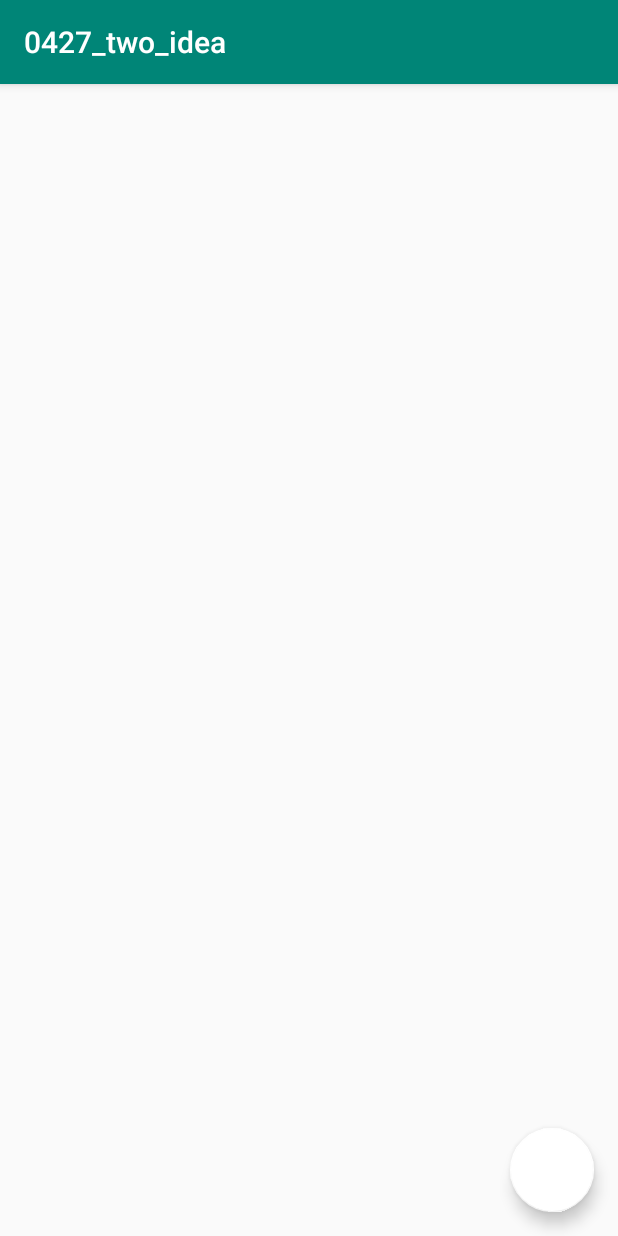
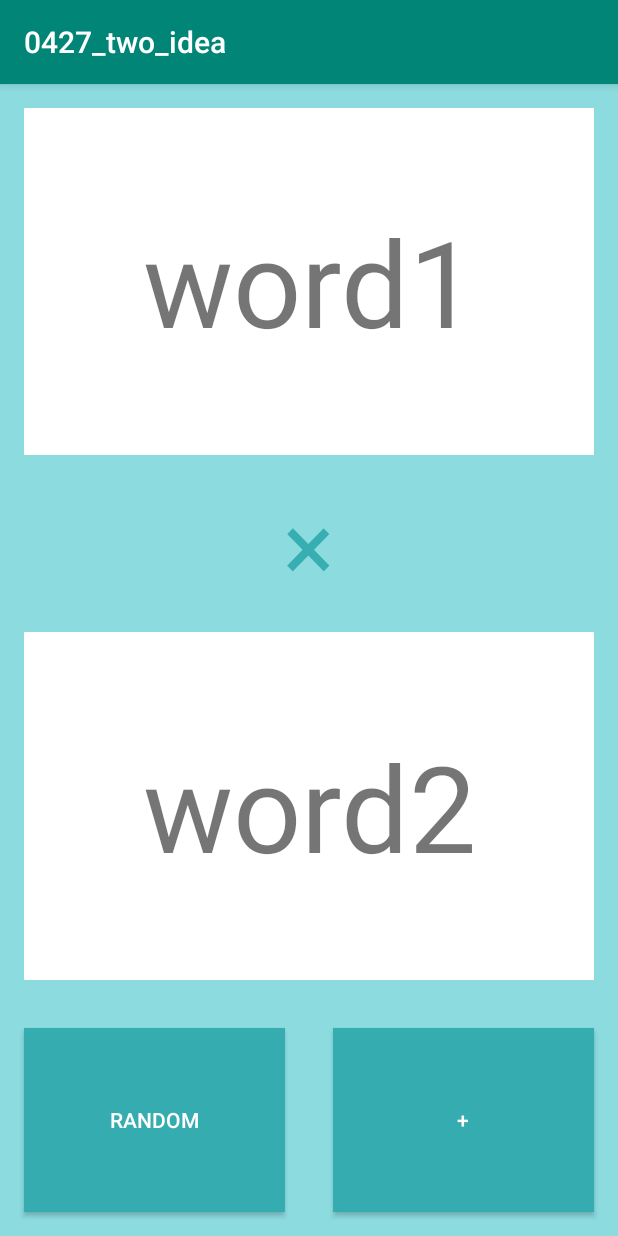
Before and after one commit to yukillin/0427_two_idea, an Android app: the screen it shows after launch (MainActivity before the commit, TopActivity after it), on a phone screen of 412 x 824 dp. Run offline under Robolectric (Android 15) with nearby library versions, the light colour scheme and no system bars; libraries missing offline, so code that uses them is left out: io.realm; 2 statements that could not run were skipped.

Commit message:
仮完成

```diff
--- a/app/src/main/AndroidManifest.xml
+++ b/app/src/main/AndroidManifest.xml
@@ -10,13 +10,14 @@
         android:roundIcon="@mipmap/ic_launcher_round"
         android:supportsRtl="true"
         android:theme="@style/AppTheme">
-        <activity android:name=".MainActivity">
+        <activity android:name=".TopActivity">
             <intent-filter>
                 <action android:name="android.intent.action.MAIN" />
 
                 <category android:name="android.intent.category.LAUNCHER" />
             </intent-filter>
         </activity>
+        <activity android:name=".MainActivity"/>
         <activity android:name=".CreateActivity"/>
         <activity android:name=".DetailActivity"/>
     </application>
--- a/app/src/main/java/yukillin/io/MainActivity.java
+++ b/app/src/main/java/yukillin/io/MainActivity.java
@@ -38,6 +38,7 @@ public class MainActivity extends AppCompatActivity {
     public void setMemoList(){
 
         RealmResults<Memo> results = realm.where(Memo.class).findAll();
+
         List<Memo> items = realm.copyFromRealm(results);
         MemoAdapter adapter = new MemoAdapter(this, R.layout.layout_item_memo,items);
         listView.setAdapter(adapter);
@@ -61,4 +62,6 @@ public class MainActivity extends AppCompatActivity {
         startActivity(intent);
 
     }
+
+
 }
--- /dev/null
+++ b/app/src/main/java/yukillin/io/TopActivity.java
@@ -0,0 +1,63 @@
+package yukillin.io;
+
+import android.content.Intent;
+import android.os.Bundle;
+import android.support.v7.app.AppCompatActivity;
+import android.view.View;
+import android.widget.TextView;
+
+import java.util.Random;
+
+import io.realm.Realm;
+import io.realm.RealmResults;
+
+public class TopActivity extends AppCompatActivity {
+
+    public Realm realm;
+
+    TextView word1;
+    TextView word2;
+    int string;
+
+    @Override
+    protected void onCreate(Bundle savedInstanceState) {
+        super.onCreate(savedInstanceState);
+        setContentView(R.layout.activity_top);
+
+        realm = Realm.getDefaultInstance();
+        word1 = (TextView) findViewById(R.id.word1);
+        word2 = (TextView) findViewById(R.id.word2);
+
+        //RealmResults<Memo> results = realm.where(Memo.class).findAll();
+        //results.size();
+        //results.get(0);
+
+        //random.nextInt(results.size());
+
+    }
+
+    public void change(View v){
+
+        Random random = new Random();
+
+        RealmResults<Memo> results = realm.where(Memo.class).findAll();
+
+
+        int randomInt1 = random.nextInt(results.size());
+        int randomInt2 = random.nextInt(results.size());
+
+        String wordStr1 = results.get(randomInt1).content;
+        String wordStr2 = results.get(randomInt2).content;
+
+        word1.setText(wordStr1);
+        word2.setText(wordStr2);
+
+    }
+
+    public void plus(View v){
+        Intent intent = new Intent(this,MainActivity.class);
+        startActivity(intent);
+
+    }
+
+}
--- a/app/src/main/res/layout/activity_detail.xml
+++ b/app/src/main/res/layout/activity_detail.xml
@@ -23,7 +23,7 @@
             android:id="@+id/button"
             style="@style/Widget.AppCompat.Button.Colored"
             android:layout_width="match_parent"
-            android:layout_height="wrap_content"
+            android:layout_height="38dp"
             android:background="@color/colorPrimaryDark"
             android:onClick="update"
             android:text="更新" />
--- /dev/null
+++ b/app/src/main/res/layout/activity_top.xml
@@ -0,0 +1,79 @@
+<?xml version="1.0" encoding="utf-8"?>
+<RelativeLayout xmlns:android="http://schemas.android.com/apk/res/android"
+    xmlns:app="http://schemas.android.com/apk/res-auto"
+    xmlns:tools="http://schemas.android.com/tools"
+    android:layout_width="wrap_content"
+    android:layout_height="match_parent"
+    android:background="#8CDBDF">
+
+    <LinearLayout
+        android:layout_width="match_parent"
+        android:layout_height="match_parent"
+        android:orientation="vertical">
+
+        <TextView
+            android:id="@+id/word1"
+            android:layout_width="match_parent"
+            android:layout_height="0dp"
+            android:layout_margin="16dp"
+            android:layout_weight="1.5"
+            android:background="@color/colorAccent"
+            android:gravity="center"
+            android:text="word1"
+            android:textAlignment="center"
+            android:textIsSelectable="false"
+            android:textSize="80sp" />
+
+        <TextView
+            android:id="@+id/textView3"
+            android:layout_width="wrap_content"
+            android:layout_height="wrap_content"
+            android:layout_gravity="center"
+            android:gravity="center"
+            android:text="×"
+            android:textColor="#FD35ADB1"
+            android:textSize="64sp" />
+
+        <TextView
+            android:id="@+id/word2"
+            android:layout_width="match_parent"
+            android:layout_height="0dp"
+            android:layout_margin="16dp"
+            android:layout_weight="1.5"
+            android:background="@color/colorAccent"
+            android:gravity="center"
+            android:text="word2"
+            android:textAlignment="center"
+            android:textSize="80sp" />
+
+        <LinearLayout
+            android:layout_width="match_parent"
+            android:layout_height="0dp"
+            android:layout_weight="1"
+            android:orientation="horizontal">
+
+            <Button
+                android:id="@+id/button3"
+                android:layout_width="0dp"
+                android:layout_height="match_parent"
+                android:layout_margin="16dp"
+                android:layout_weight="1"
+                android:background="#FD35ADB1"
+                android:onClick="change"
+                android:text="random"
+                android:textColor="#FFFFFF" />
+
+            <Button
+                android:id="@+id/button4"
+                android:layout_width="0dp"
+                android:layout_height="match_parent"
+                android:layout_margin="16dp"
+                android:layout_weight="1"
+                android:background="#FD35ADB1"
+                android:onClick="plus"
+                android:text="+"
+                android:textColor="#FFFFFF" />
+        </LinearLayout>
+    </LinearLayout>
+
+</RelativeLayout>
```
